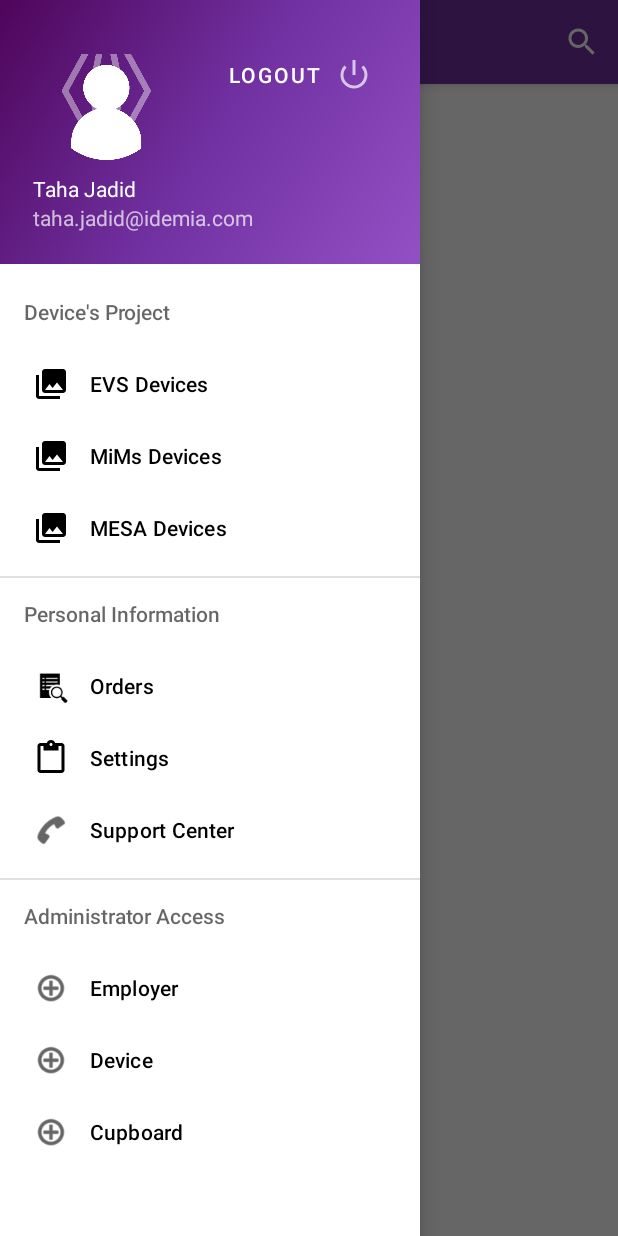
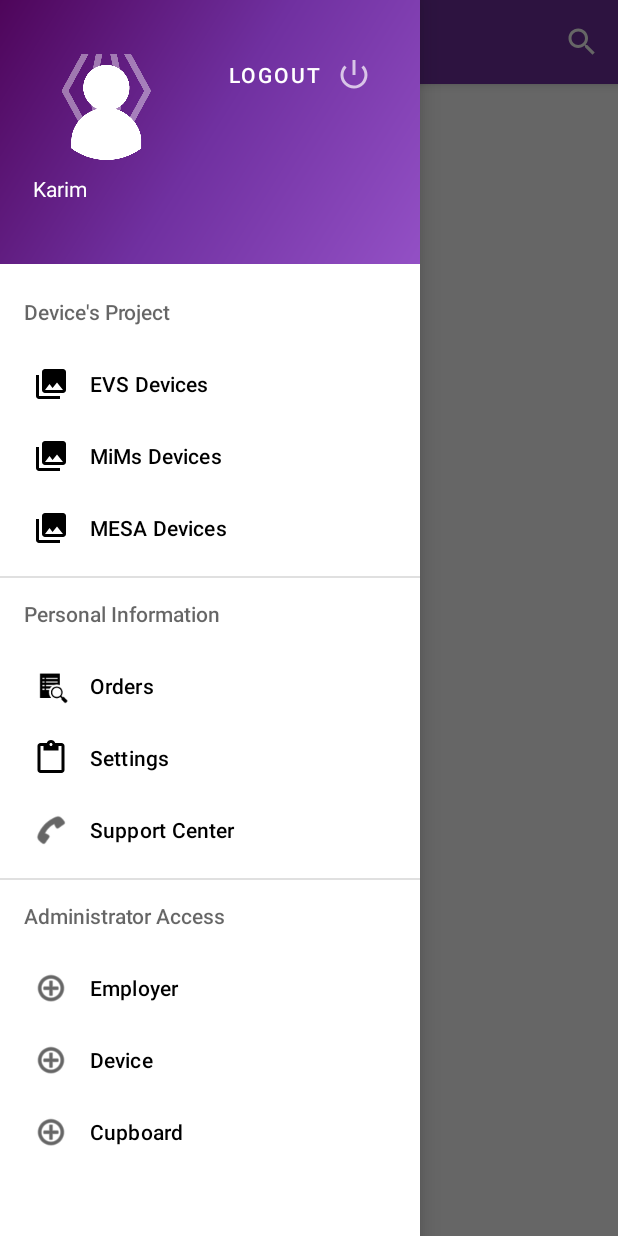
Before and after one commit to tahajadid/ID-Device, an Android app: the MainActivity screen opened directly, with no data from a screen before it, with the side drawer open, on a phone screen of 412 x 824 dp. Run offline under Robolectric (Android 15) with nearby library versions, the phone set to English and light mode, and no system bars; our stand-ins replace Firebase (no records; nobody signed in at launch, a user with empty details on screens opened directly), navigation-ui.

Commit message:
add User in login

```diff
--- a/app/src/main/java/com/example/id_dev_fire/MainActivity.kt
+++ b/app/src/main/java/com/example/id_dev_fire/MainActivity.kt
@@ -2,6 +2,8 @@ package com.example.id_dev_fire
 
 import android.os.Bundle
 import android.view.Menu
+import android.widget.Button
+import android.widget.TextView
 import com.google.android.material.floatingactionbutton.FloatingActionButton
 import com.google.android.material.snackbar.Snackbar
 import com.google.android.material.navigation.NavigationView
@@ -13,10 +15,23 @@ import androidx.navigation.ui.setupWithNavController
 import androidx.drawerlayout.widget.DrawerLayout
 import androidx.appcompat.app.AppCompatActivity
 import androidx.appcompat.widget.Toolbar
+import com.example.id_dev_fire.model.Device
+import com.example.id_dev_fire.model.Employer
+import com.google.firebase.auth.FirebaseAuth
+import com.google.firebase.auth.FirebaseUser
+import com.google.firebase.firestore.FirebaseFirestore
 
 class MainActivity : AppCompatActivity() {
 
     private lateinit var appBarConfiguration: AppBarConfiguration
+    private var mFirestoreAuth = FirebaseAuth.getInstance()
+    private var mFirestore = FirebaseFirestore.getInstance()
+    private lateinit var mFirestoreUser : FirebaseUser
+    private lateinit var userName : TextView
+    private lateinit var userMail : TextView
+    lateinit var button_logout : Button
+    private lateinit var actualUid : String
+    lateinit var longNameEmployer : String
 
     override fun onCreate(savedInstanceState: Bundle?) {
         super.onCreate(savedInstanceState)
@@ -24,9 +39,9 @@ class MainActivity : AppCompatActivity() {
         val toolbar: Toolbar = findViewById(R.id.toolbar)
         setSupportActionBar(toolbar)
 
-
         val drawerLayout: DrawerLayout = findViewById(R.id.drawer_layout)
         val navView: NavigationView = findViewById(R.id.nav_view)
+        val header = navView.getHeaderView(0)
         val navController = findNavController(R.id.nav_host_fragment)
         // Passing each menu ID as a set of Ids because each
         // menu should be considered as top level destinations.
@@ -34,8 +49,41 @@ class MainActivity : AppCompatActivity() {
         R.id.nav_settings,R.id.nav_orders,R.id.nav_support,R.id.nav_addEmployer,R.id.nav_addDevice,
         R.id.nav_addCupboard)
             , drawerLayout)
+
         setupActionBarWithNavController(navController, appBarConfiguration)
         navView.setupWithNavController(navController)
+
+        mFirestoreUser= mFirestoreAuth.currentUser
+
+        userMail = header?.findViewById(R.id.actualMailUser)!!
+        userName = header?.findViewById(R.id.actualNameUser)!!
+        button_logout =  header?.findViewById(R.id.buttonLogout)!!
+
+        userMail.setText(mFirestoreUser.email)
+        actualUid = mFirestoreUser.uid
+
+        mFirestore.collection("employers")
+                .whereEqualTo("id",actualUid)
+                .get().addOnCompleteListener {
+                    if (it.isSuccessful){
+                        for (result in it.result!!) {
+                            val userInfo = result.toObject(Employer::class.java)
+                            longNameEmployer = userInfo.getEmployerFirstName() + userInfo.getEmployerLastName()
+                            userName.setText(longNameEmployer)
+                        }
+
+                    }else {
+                        userName.setText("User")
+                    }
+
+                }.addOnFailureListener {
+                    userName.setText("User")
+                }
+
+        button_logout.setOnClickListener{
+            mFirestoreAuth.signOut()
+        }
+
     }
 
     override fun onCreateOptionsMenu(menu: Menu): Boolean {
--- a/app/src/main/res/layout/activity_register.xml
+++ b/app/src/main/res/layout/activity_register.xml
@@ -165,7 +165,7 @@
                 android:id="@+id/tribRegister_label"
                 android:layout_width="182dp"
                 android:layout_height="match_parent"
-                android:text="Trib :"
+                android:text="Project :"
                 android:textColor="#D0B0E8"
                 android:textStyle="italic" />
 
--- a/app/src/main/res/layout/fragment_add_employer.xml
+++ b/app/src/main/res/layout/fragment_add_employer.xml
@@ -145,7 +145,7 @@
                 android:layout_height="match_parent"
                 android:layout_marginStart="8dp"
                 android:layout_marginLeft="8dp"
-                android:text="Trib :"
+                android:text="Project :"
                 android:textColor="#7030A0"
                 android:textStyle="italic" />
 
--- a/app/src/main/res/layout/nav_header_main.xml
+++ b/app/src/main/res/layout/nav_header_main.xml
@@ -51,15 +51,15 @@
             android:layout_height="wrap_content"
             android:paddingLeft="6dp"
             android:paddingTop="@dimen/nav_header_vertical_spacing"
-            android:text="Taha Jadid"
+            android:text="Karim"
             android:textAppearance="@style/TextAppearance.AppCompat.Body1" />
 
         <TextView
-            android:id="@+id/mailUser"
+            android:id="@+id/actualMailUser"
             android:layout_width="wrap_content"
             android:layout_height="wrap_content"
             android:paddingLeft="6dp"
-            android:text="taha.jadid@idemia.com" />
+            android:text="karim.karim@idemia.com" />
     </LinearLayout>
 
 </RelativeLayout>
```
Also changed, not shown: app/src/main/java/com/example/id_dev_fire/model/Employer.kt (+32 -3 lines), app/src/main/java/com/example/id_dev_fire/ui/AddEmployer/AddEmployerFragment.kt (+17 -1 lines), app/src/main/java/com/example/id_dev_fire/ui/register/RegisterActivity.kt (+15 -1 lines).
